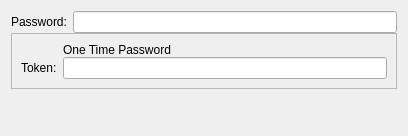
This is vpn/fortisslvpn/fortisslvpnauth.ui in KDE/plasma-nm as Qt 5 draws it before an edit. The edited form follows.
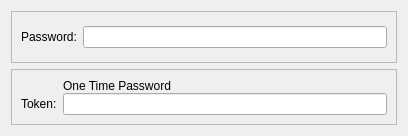
This is the edited form. Custom widgets are drawn as their Qt base class.

Commit message: Accept hints, display the input fields and set the label accordingly, update secrets so that the 2fa secret can be used

Diff of the .ui file:
```diff
--- a/vpn/fortisslvpn/fortisslvpnauth.ui
+++ b/vpn/fortisslvpn/fortisslvpnauth.ui
@@ -10,11 +10,17 @@
     <height>136</height>
    </rect>
   </property>
-  <layout class="QFormLayout" name="formLayout">
-   <property name="verticalSpacing">
-    <number>0</number>
-   </property>
-   <item row="0" column="0">
+  <layout class="QVBoxLayout" name="verticalLayout">
+   <item>
+    <widget class="QFrame" name="passwordFrame">
+     <property name="frameShape">
+      <enum>QFrame::StyledPanel</enum>
+     </property>
+     <property name="frameShadow">
+      <enum>QFrame::Raised</enum>
+     </property>
+     <layout class="QHBoxLayout" name="horizontalLayout">
+      <item>
     <widget class="QLabel" name="passwordLabel">
      <property name="text">
       <string>Password:</string>
@@ -27,14 +33,17 @@
      </property>
     </widget>
    </item>
-   <item row="0" column="1">
+      <item>
     <widget class="PasswordField" name="password">
      <property name="passwordModeEnabled" stdset="0">
       <bool>true</bool>
      </property>
     </widget>
    </item>
-   <item row="1" column="0" colspan="2">
+     </layout>
+    </widget>
+   </item>
+   <item>
     <widget class="QFrame" name="otpFrame">
      <property name="frameShape">
       <enum>QFrame::StyledPanel</enum>
@@ -42,12 +51,12 @@
      <property name="frameShadow">
       <enum>QFrame::Raised</enum>
      </property>
-     <layout class="QFormLayout" name="formLayout_1">
+     <layout class="QGridLayout" name="gridLayout">
       <property name="verticalSpacing">
        <number>0</number>
       </property>
       <item row="0" column="1">
-       <widget class="QLabel" name="label">
+       <widget class="QLabel" name="labelOtp">
         <property name="text">
          <string>One Time Password</string>
         </property>
```
Lines whose indentation alone changed are shown as unchanged. The commit also changes 4 other files.
